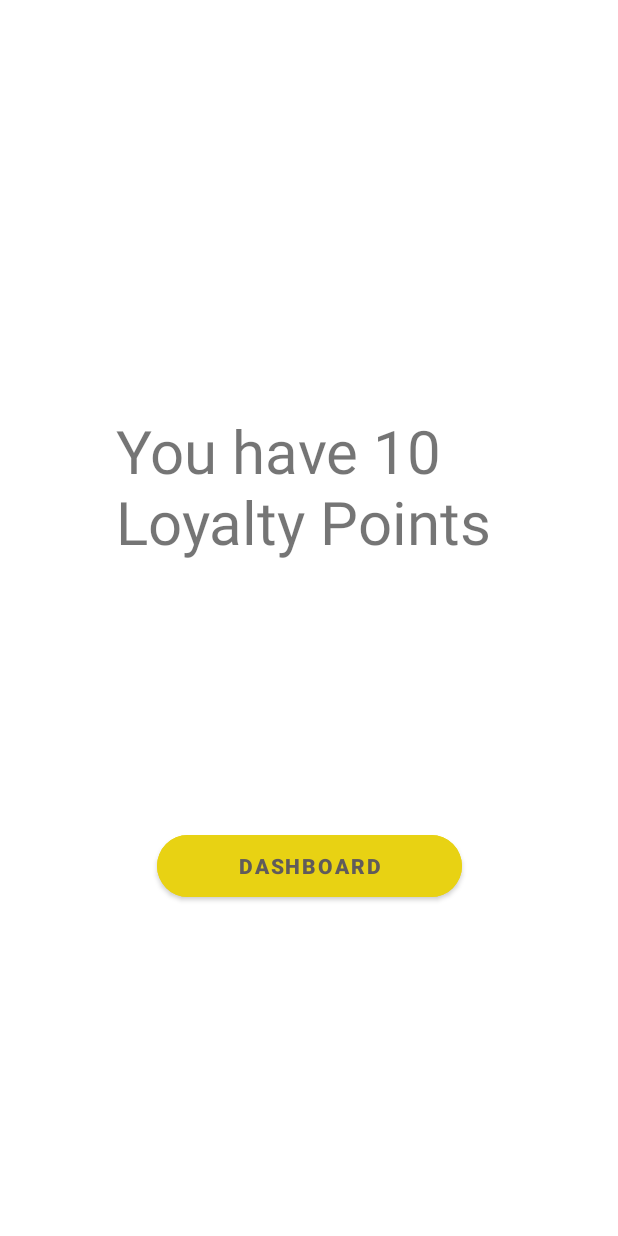
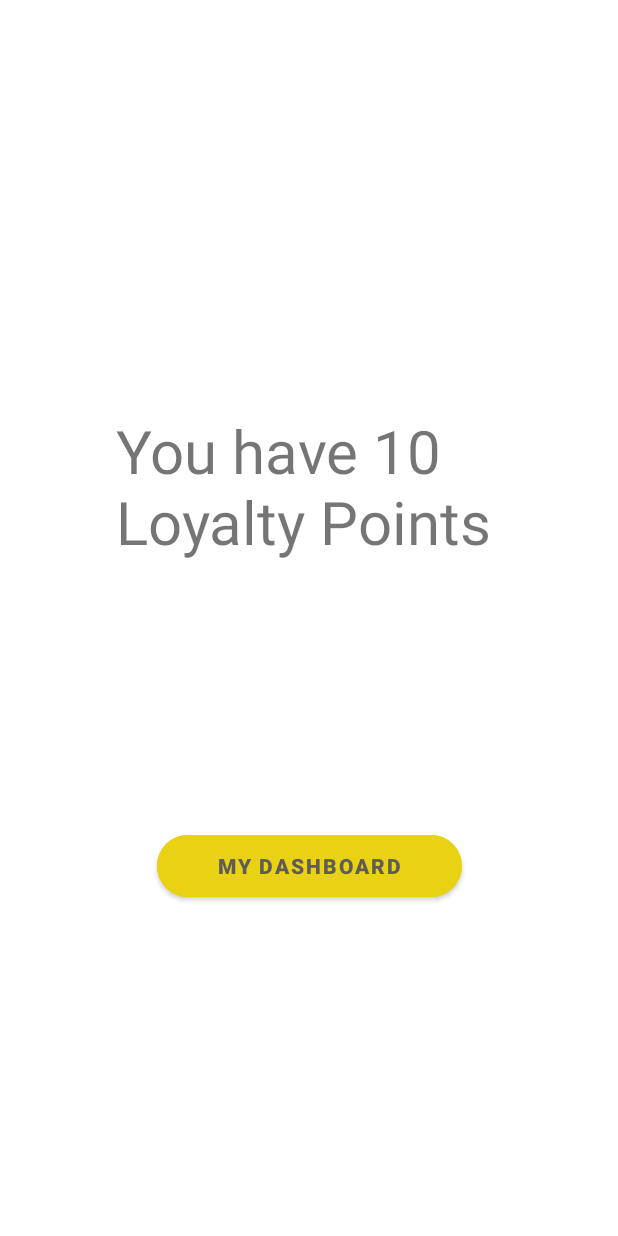
Before and after one commit to kameshDiviyanjana/Car_parking_UEE, an Android app: the MyPoints screen opened directly, with no data from a screen before it, on a phone screen of 412 x 824 dp. Run offline under Robolectric (Android 15) with nearby library versions, the phone set to English and light mode, and no system bars; Roboto replaces fonts that are not available here.

Commit message:
small change in loyalty dashboard

```diff
--- a/app/src/main/java/com/example/car_parking/MyPoints.kt
+++ b/app/src/main/java/com/example/car_parking/MyPoints.kt
@@ -1,11 +1,22 @@
 package com.example.car_parking
 
+import android.content.Intent
 import androidx.appcompat.app.AppCompatActivity
 import android.os.Bundle
+import android.widget.Button
 
 class MyPoints : AppCompatActivity() {
     override fun onCreate(savedInstanceState: Bundle?) {
         super.onCreate(savedInstanceState)
         setContentView(R.layout.activity_my_points)
+
+        var btnDash = findViewById<Button>(R.id.btnloyaltygohome)
+
+        btnDash.setOnClickListener {
+            val home = Intent(this, homedashboredUser::class.java)
+
+            startActivity(home)
+
+        }
     }
 }
--- a/app/src/main/res/layout/activity_my_points.xml
+++ b/app/src/main/res/layout/activity_my_points.xml
@@ -19,7 +19,7 @@
             android:layout_width="203dp"
             android:layout_height="53dp"
             android:backgroundTint="#E8D213"
-            android:text="Dashboard"
+            android:text="My Dashboard"
             android:textColor="#605B5B"
             android:textStyle="bold"
             app:cornerRadius="50dp"
```
